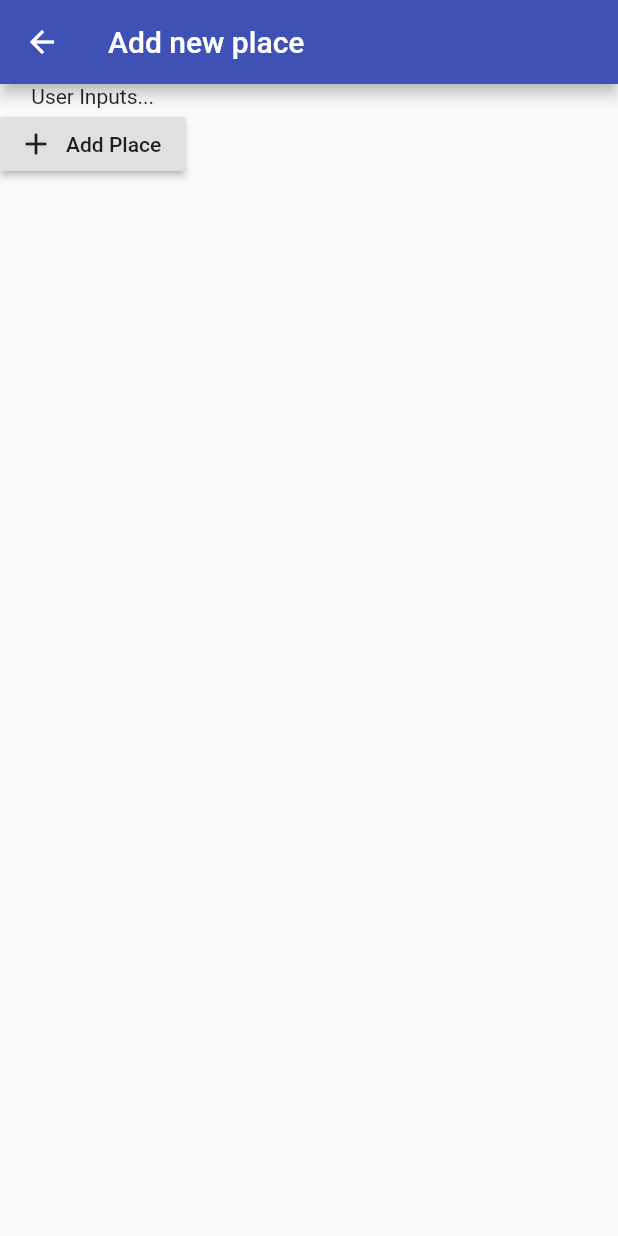
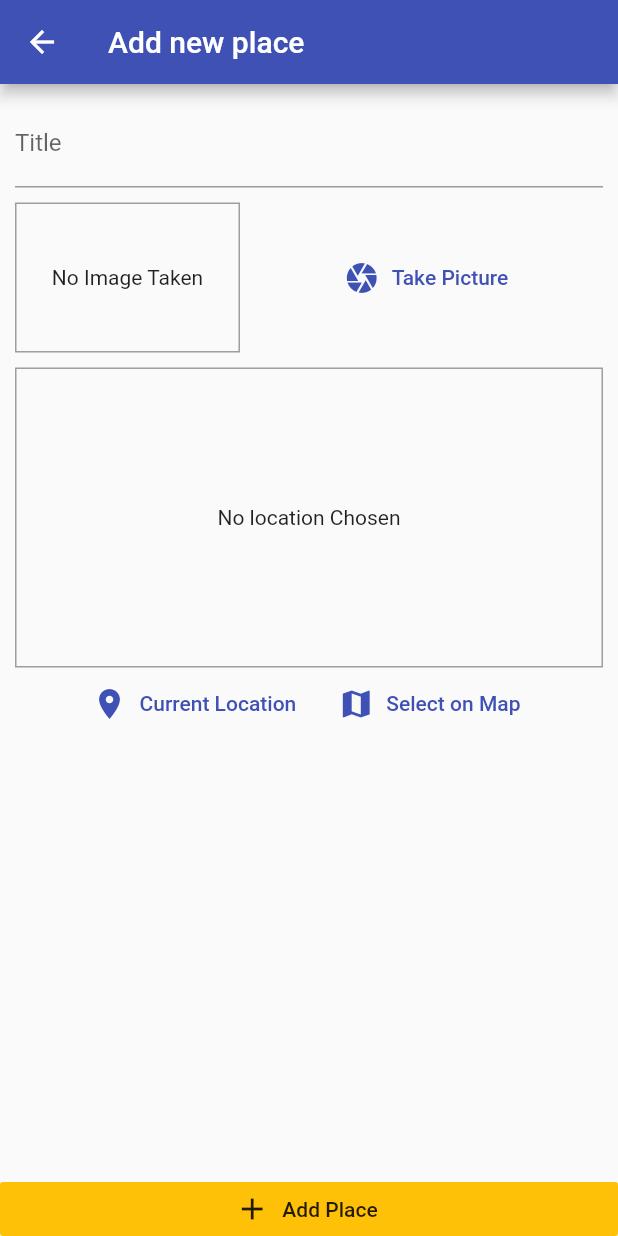
Before and after one commit to hcetinkaya-r/placeapp, a Flutter app: the screen it shows after launch, after a tap on the "add" icon, on a phone screen of 412 x 824 dp. Run offline on Flutter 3.47's test engine with Material 2 defaults, Android fonts, the phone set to English and light mode, and no system bars; our stand-ins replace google_maps_flutter, image_picker, location, sqflite; accounts and stored records are empty.

Commit message:
place detail

```diff
--- /dev/null
+++ b/lib/helpers/db_helper.dart
@@ -0,0 +1,24 @@
+import 'package:path/path.dart' as path;
+import 'package:sqflite/sqflite.dart' as sql;
+import 'package:sqflite/sqflite.dart';
+
+class DBHelper {
+  static Future<Database> database() async {
+    final dbPath = await sql.getDatabasesPath();
+    return sql.openDatabase(path.join(dbPath, 'places.db'),
+        onCreate: (db, version) {
+      return db.execute('CREATE TABLE user_places(id TEXT PRIMARY KEY, '
+          'title TEXT, image TEXT, loc_lat REAL, loc_lng REAL, address TEXT)');
+    }, version: 1);
+  }
+
+  static Future<void> insert(String table, Map<String, Object> data) async {
+    final db = await DBHelper.database();
+    db.insert(table, data, conflictAlgorithm: ConflictAlgorithm.replace);
+  }
+
+  static Future<List<Map<String, dynamic>>> getData(String table) async {
+    final db = await DBHelper.database();
+    return db.query(table);
+  }
+}
--- a/lib/main.dart
+++ b/lib/main.dart
@@ -12,6 +12,7 @@
     return ChangeNotifierProvider(
       create: (ctx) => GreatPlaces(),
       child: MaterialApp(
+        debugShowCheckedModeBanner: false,
         title: 'Great Places',
         theme: ThemeData(
           primarySwatch: Colors.indigo,
--- a/lib/models/place.dart
+++ b/lib/models/place.dart
@@ -7,10 +7,12 @@
   final double longitude;
   final String address;
 
-  PlaceLocation(
-      {@required this.latitude, @required this.longitude, this.address,});
+  const PlaceLocation({
+    @required this.latitude,
+    @required this.longitude,
+    this.address,
+  });
 }
-
 
 class Place {
   final String id;
--- a/lib/providers/great_places.dart
+++ b/lib/providers/great_places.dart
@@ -1,14 +1,59 @@
+import 'dart:io';
+
 import 'package:flutter/foundation.dart';
+import 'package:placeapp/helpers/location_helpers.dart';
 import 'package:placeapp/models/place.dart';
+
+import '../helpers/db_helper.dart';
 import '../models/place.dart';
 
 class GreatPlaces with ChangeNotifier {
   List<Place> _items = [];
+
   List<Place> get items {
-    return [...items];
+    return [..._items];
   }
 
+  void addPlace(String pickedTitle, File pickedImage,
+      PlaceLocation pickedLocation) async {
+    final address = await LocationHelper.getPlaceAddress(
+        pickedLocation.latitude, pickedLocation.longitude);
+    final updatedLocation = PlaceLocation(
+        latitude: pickedLocation.latitude,
+        longitude: pickedLocation.longitude,
+        address: address);
+    final newPlace = Place(
+        id: DateTime.now().toString(),
+        image: pickedImage,
+        title: pickedTitle,
+        location: updatedLocation);
+    _items.add(newPlace);
+    notifyListeners();
+    DBHelper.insert('user_places', {
+      'id': newPlace.id,
+      'title': newPlace.title,
+      'image': newPlace.image.path,
+      'loc_lat': newPlace.location.latitude,
+      'loc_lng': newPlace.location.longitude,
+      'address': newPlace.location.address,
+    });
+  }
 
-
-
+  Future<void> fetchAndSetPlaces() async {
+    final dataList = await DBHelper.getData('user_places');
+    _items = dataList
+        .map(
+          (item) => Place(
+            id: item['id'],
+            title: item['title'],
+            image: File(item['image']),
+            location: PlaceLocation(
+                latitude: item['loc_lat'],
+                longitude: item['loc_lng'],
+                address: item['address']),
+          ),
+        )
+        .toList();
+    notifyListeners();
+  }
 }
--- a/lib/screens/add_place_screen.dart
+++ b/lib/screens/add_place_screen.dart
@@ -1,25 +1,90 @@
+import 'dart:io';
+
+import 'package:flutter/cupertino.dart';
 import 'package:flutter/material.dart';
+import 'package:placeapp/models/place.dart';
+import 'package:placeapp/providers/great_places.dart';
+import 'package:placeapp/widgets/image_input.dart';
+import 'package:placeapp/widgets/location_input.dart';
+import 'package:provider/provider.dart';
 
 class AddPlaceScreen extends StatefulWidget {
   static const routeName = '/add-place';
+
   @override
   _AddPlaceScreenState createState() => _AddPlaceScreenState();
 }
 
 class _AddPlaceScreenState extends State<AddPlaceScreen> {
+  final _titleController = TextEditingController();
+  File _pickedImage;
+  PlaceLocation _pickedLocation;
+
+  void _selectImage(File pickedImage) {
+    _pickedImage = pickedImage;
+  }
+
+  void _selectPlace(double lat, double lng) {
+    _pickedLocation = PlaceLocation(latitude: lat, longitude: lng);
+  }
+
+  void _savePlace() {
+    if (_titleController.text.isEmpty ||
+        _pickedImage == null ||
+        _pickedLocation == null) {
+      return;
+    }
+    Provider.of<GreatPlaces>(context, listen: false)
+        .addPlace(_titleController.text, _pickedImage, _pickedLocation);
+    Navigator.of(context).pop();
+  }
+
   @override
   Widget build(BuildContext context) {
     return Scaffold(
       appBar: AppBar(
         title: Text('Add new place'),
       ),
-      body: Column(children: <Widget>[
-        Text('User Inputs...'),
-        RaisedButton.icon(icon: Icon(Icons.add),
-            label: Text('Add Place'),
-
-            onPressed: (){}),
-      ],),
+      body: SafeArea(
+        child: Column(
+          mainAxisAlignment: MainAxisAlignment.spaceBetween,
+          crossAxisAlignment: CrossAxisAlignment.stretch,
+          children: <Widget>[
+            Expanded(
+              child: SingleChildScrollView(
+                child: Padding(
+                  padding: EdgeInsets.all(10),
+                  child: Column(
+                    children: <Widget>[
+                      TextField(
+                        decoration: InputDecoration(
+                          labelText: 'Title',
+                        ),
+                        controller: _titleController,
+                      ),
+                      SizedBox(
+                        height: 10,
+                      ),
+                      ImageInput(_selectImage),
+                      SizedBox(
+                        height: 10,
+                      ),
+                      LocationInput(onSelectPlace: _selectPlace),
+                    ],
+                  ),
+                ),
+              ),
+            ),
+            RaisedButton.icon(
+                icon: Icon(Icons.add),
+                label: Text('Add Place'),
+                elevation: 0,
+                materialTapTargetSize: MaterialTapTargetSize.shrinkWrap,
+                color: Theme.of(context).accentColor,
+                onPressed: _savePlace),
+          ],
+        ),
+      ),
     );
   }
 }
--- a/lib/screens/places_list_screen.dart
+++ b/lib/screens/places_list_screen.dart
@@ -1,5 +1,7 @@
 import 'package:flutter/material.dart';
+import 'package:placeapp/providers/great_places.dart';
 import 'package:placeapp/screens/add_place_screen.dart';
+import 'package:provider/provider.dart';
 
 class PlacesListScreen extends StatelessWidget {
   @override
@@ -10,14 +12,37 @@
         actions: [
           IconButton(
             icon: Icon(Icons.add),
-            onPressed: (){
+            onPressed: () {
               Navigator.of(context).pushNamed(AddPlaceScreen.routeName);
             },
           ),
         ],
-      ) ,
-      body: Center(
-        child: CircularProgressIndicator(),
+      ),
+      body: FutureBuilder(
+        future: Provider.of<GreatPlaces>(context, listen: false)
+            .fetchAndSetPlaces(),
+        builder: (ctx, snapshot) => snapshot.connectionState ==
+                ConnectionState.waiting
+            ? Center(child: CircularProgressIndicator())
+            : Consumer<GreatPlaces>(
+                child: Center(
+                  child: Text('Got no places yet, start adding some! '),
+                ),
+                builder: (ctx, greatPlaces, ch) => greatPlaces.items.length <= 0
+                    ? ch
+                    : ListView.builder(
+                        itemCount: greatPlaces.items.length,
+                        itemBuilder: (ctx, i) => ListTile(
+                          leading: CircleAvatar(
+                            backgroundImage:
+                                FileImage(greatPlaces.items[i].image),
+                          ),
+                          title: Text(greatPlaces.items[i].title),
+                          subtitle: Text(greatPlaces.items[i].location.address),
+                          onTap: () {},
+                        ),
+                      ),
+              ),
       ),
     );
   }
--- /dev/null
+++ b/lib/widgets/image_input.dart
@@ -0,0 +1,82 @@
+import 'dart:io';
+import 'package:flutter/cupertino.dart';
+import 'package:flutter/material.dart';
+import 'package:flutter/painting.dart';
+import 'package:image_picker/image_picker.dart';
+import 'package:path/path.dart' as path;
+import 'package:path_provider/path_provider.dart' as sysPaths;
+
+class ImageInput extends StatefulWidget {
+  final Function onSelectImage;
+
+  ImageInput(this.onSelectImage);
+
+  @override
+  _ImageInputState createState() => _ImageInputState();
+}
+
+class _ImageInputState extends State<ImageInput> {
+  File _storedImage;
+
+  Future<void> _takePicture() async {
+    final picker = ImagePicker();
+    final imageFile = await picker.getImage(
+      source: ImageSource.gallery,
+      maxWidth: 600,
+    );
+
+    if (imageFile == null) {
+      return;
+    }
+
+    setState(() {
+      _storedImage = File(imageFile.path);
+    });
+
+   final appDir = await sysPaths.getApplicationDocumentsDirectory();
+    final fileName = path.basename(imageFile.path);
+    final savedImage = await _storedImage.copy('${appDir.path}/$fileName');
+
+    widget.onSelectImage(savedImage);
+  }
+
+  @override
+  Widget build(BuildContext context) {
+    return Row(
+      children: <Widget>[
+        Container(
+          width: 150,
+          height: 100,
+          decoration: BoxDecoration(
+            border: Border.all(
+              width: 1,
+              color: Colors.grey,
+            ),
+          ),
+          child: _storedImage != null
+              ? Image.file(
+                  _storedImage,
+                  fit: BoxFit.cover,
+                  width: double.infinity,
+                )
+              : Text(
+                  'No Image Taken',
+                  textAlign: TextAlign.center,
+                ),
+          alignment: Alignment.center,
+        ),
+        SizedBox(
+          width: 10,
+        ),
+        Expanded(
+          child: FlatButton.icon(
+            icon: Icon(Icons.camera),
+            label: Text('Take Picture'),
+            textColor: Theme.of(context).primaryColor,
+            onPressed: _takePicture,
+          ),
+        ),
+      ],
+    );
+  }
+}
--- /dev/null
+++ b/lib/widgets/location_input.dart
@@ -0,0 +1,97 @@
+import 'package:flutter/cupertino.dart';
+import 'package:flutter/material.dart';
+import 'package:google_maps_flutter/google_maps_flutter.dart';
+import 'package:location/location.dart';
+import 'package:placeapp/helpers/location_helpers.dart';
+import 'package:placeapp/screens/map_screen.dart';
+
+class LocationInput extends StatefulWidget {
+  final Function onSelectPlace;
+
+  const LocationInput({this.onSelectPlace});
+
+  @override
+  _LocationInputState createState() => _LocationInputState();
+}
+
+class _LocationInputState extends State<LocationInput> {
+  String _previewImageUrl;
+
+  void _showPreview(double lat, double lng) {
+    final staticMapImageUrl = LocationHelper.generateLocationPreviewImage(
+      latitude: lat,
+      longitude: lng,
+    );
+    setState(() {
+      _previewImageUrl = staticMapImageUrl;
+    });
+  }
+
+  Future<void> _getCurrentUserLocation() async {
+    try {
+      final locData = await Location().getLocation();
+      _showPreview(locData.latitude, locData.longitude);
+
+      widget.onSelectPlace(locData.latitude, locData.longitude);
+    } catch (error) {
+      return;
+    }
+  }
+
+  Future<void> _selectOnMap() async {
+    final selectedLocation = await Navigator.of(context).push<LatLng>(
+      MaterialPageRoute(
+        fullscreenDialog: true,
+        builder: (ctx) => MapScreen(
+          isSelecting: true,
+        ),
+      ),
+    );
+    if (selectedLocation == null) {
+      return;
+    }
+
+    _showPreview(selectedLocation.latitude, selectedLocation.longitude);
+
+    widget.onSelectPlace(selectedLocation.latitude, selectedLocation.longitude);
+  }
+
+  @override
+  Widget build(BuildContext context) {
+    return Column(
+      children: <Widget>[
+        Container(
+          height: 200,
+          width: double.infinity,
+          alignment: Alignment.center,
+          decoration:
+              BoxDecoration(border: Border.all(width: 1, color: Colors.grey)),
+          child: _previewImageUrl == null
+              ? Text('No location Chosen', textAlign: TextAlign.center)
+              : Image.network(
+                  _previewImageUrl,
+                  fit: BoxFit.cover,
+                  width: double.infinity,
+                ),
+        ),
+        Row(
+          mainAxisAlignment: MainAxisAlignment.center,
+          children: <Widget>[
+            FlatButton.icon(
+              icon: Icon(Icons.location_on),
+              label: Text('Current Location'),
+              textColor: Theme.of(context).primaryColor,
+              onPressed: _getCurrentUserLocation,
+            ),
+            FlatButton.icon(
+              icon: Icon(Icons.map),
+              label: Text('Select on Map'),
+              textColor: Theme.of(context).primaryColor,
+              onPressed: _selectOnMap,
+            ),
+          ],
+        ),
+      ],
+    );
+  }
+}
```
Also changed, not shown: lib/helpers/location_helpers.dart (added, +28 -0 lines), lib/screens/map_screen.dart (added, +64 -0 lines), pubspec.yaml (+9 -1 lines), pubspec.lock, 12 other files.
